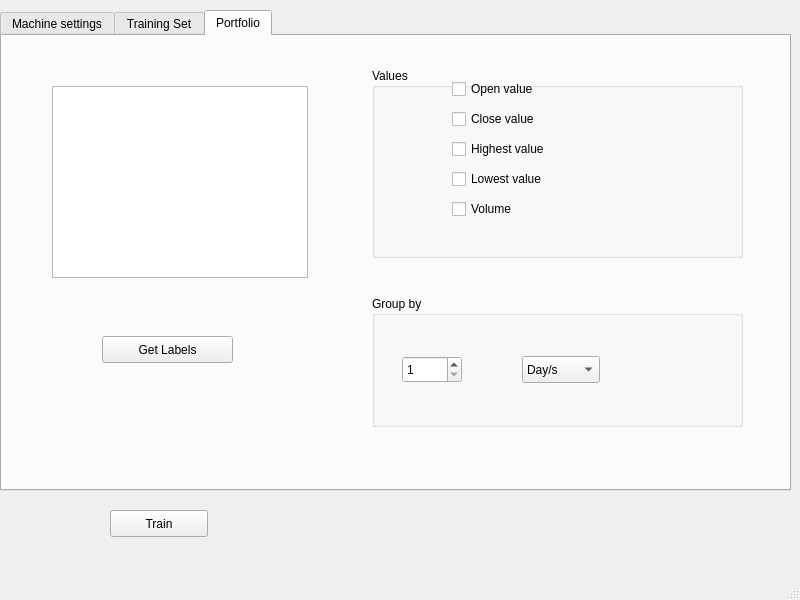
aydevosotros/MachineBenchMark, file MachineBenchMark/UI/Prueba1.ui: the form before one commit.
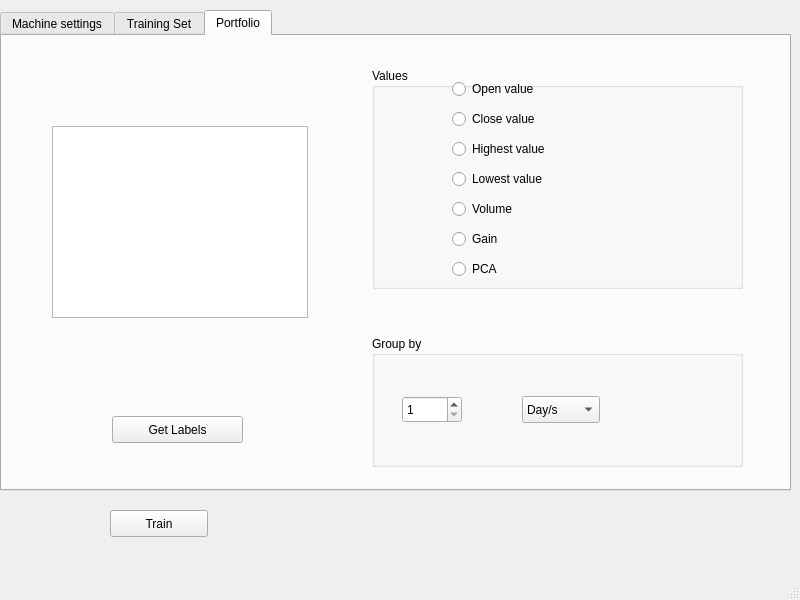
The form after the commit. The open tabs and pages were chosen to show the change. Custom widgets are drawn as their Qt base class.

Commit message: Cambiados los checkboxes por radio buttons e implementada la obtención de la ganancia

What changed in the file:
```diff
--- a/MachineBenchMark/UI/Prueba1.ui
+++ b/MachineBenchMark/UI/Prueba1.ui
@@ -416,7 +416,7 @@
       <property name="geometry">
        <rect>
         <x>50</x>
-        <y>50</y>
+        <y>90</y>
         <width>256</width>
         <height>192</height>
        </rect>
@@ -425,8 +425,8 @@
      <widget class="QPushButton" name="getLabelButton">
       <property name="geometry">
        <rect>
-        <x>100</x>
-        <y>300</y>
+        <x>110</x>
+        <y>380</y>
         <width>131</width>
         <height>27</height>
        </rect>
@@ -441,13 +441,13 @@
         <x>370</x>
         <y>32</y>
         <width>371</width>
-        <height>190</height>
+        <height>221</height>
        </rect>
       </property>
       <property name="title">
        <string>Values</string>
       </property>
-      <widget class="QCheckBox" name="checkBox_4">
+      <widget class="QRadioButton" name="radioButton_4">
        <property name="geometry">
         <rect>
          <x>80</x>
@@ -460,7 +460,7 @@
         <string>Lowest value</string>
        </property>
       </widget>
-      <widget class="QCheckBox" name="checkBox_2">
+      <widget class="QRadioButton" name="radioButton_2">
        <property name="geometry">
         <rect>
          <x>80</x>
@@ -473,7 +473,7 @@
         <string>Close value</string>
        </property>
       </widget>
-      <widget class="QCheckBox" name="checkBox_3">
+      <widget class="QRadioButton" name="radioButton_3">
        <property name="geometry">
         <rect>
          <x>80</x>
@@ -486,7 +486,7 @@
         <string>Highest value</string>
        </property>
       </widget>
-      <widget class="QCheckBox" name="checkBox">
+      <widget class="QRadioButton" name="radioButton">
        <property name="geometry">
         <rect>
          <x>80</x>
@@ -499,7 +499,7 @@
         <string>Open value</string>
        </property>
       </widget>
-      <widget class="QCheckBox" name="checkBox_5">
+      <widget class="QRadioButton" name="radioButton_5">
        <property name="geometry">
         <rect>
          <x>80</x>
@@ -512,12 +512,38 @@
         <string>Volume</string>
        </property>
       </widget>
+      <widget class="QRadioButton" name="radioButton_6">
+       <property name="geometry">
+        <rect>
+         <x>80</x>
+         <y>160</y>
+         <width>150</width>
+         <height>22</height>
+        </rect>
+       </property>
+       <property name="text">
+        <string>Gain</string>
+       </property>
+      </widget>
+      <widget class="QRadioButton" name="radioButton_7">
+       <property name="geometry">
+        <rect>
+         <x>80</x>
+         <y>190</y>
+         <width>150</width>
+         <height>22</height>
+        </rect>
+       </property>
+       <property name="text">
+        <string>PCA</string>
+       </property>
+      </widget>
      </widget>
      <widget class="QGroupBox" name="groupBox_6">
       <property name="geometry">
        <rect>
         <x>370</x>
-        <y>260</y>
+        <y>300</y>
         <width>371</width>
         <height>131</height>
        </rect>
```
Left out of the diff: 2 changed lines with no effect on the pictures. The commit also changes 3 other files.
